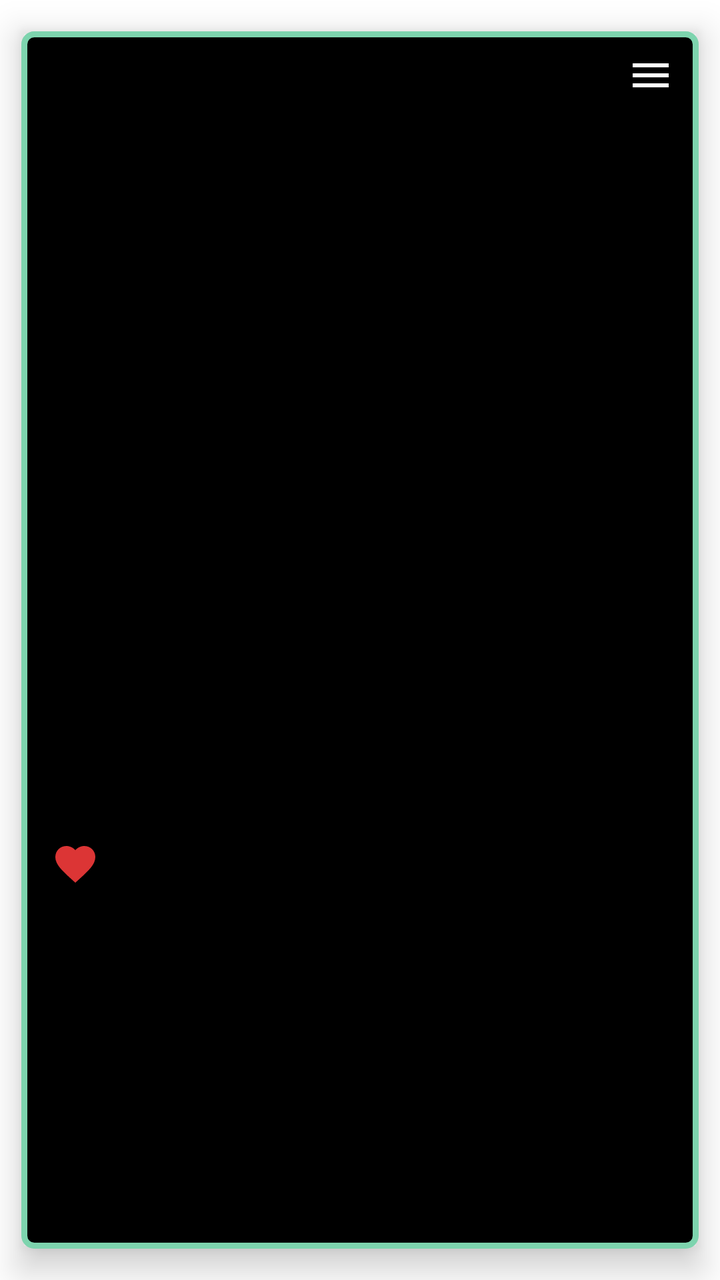
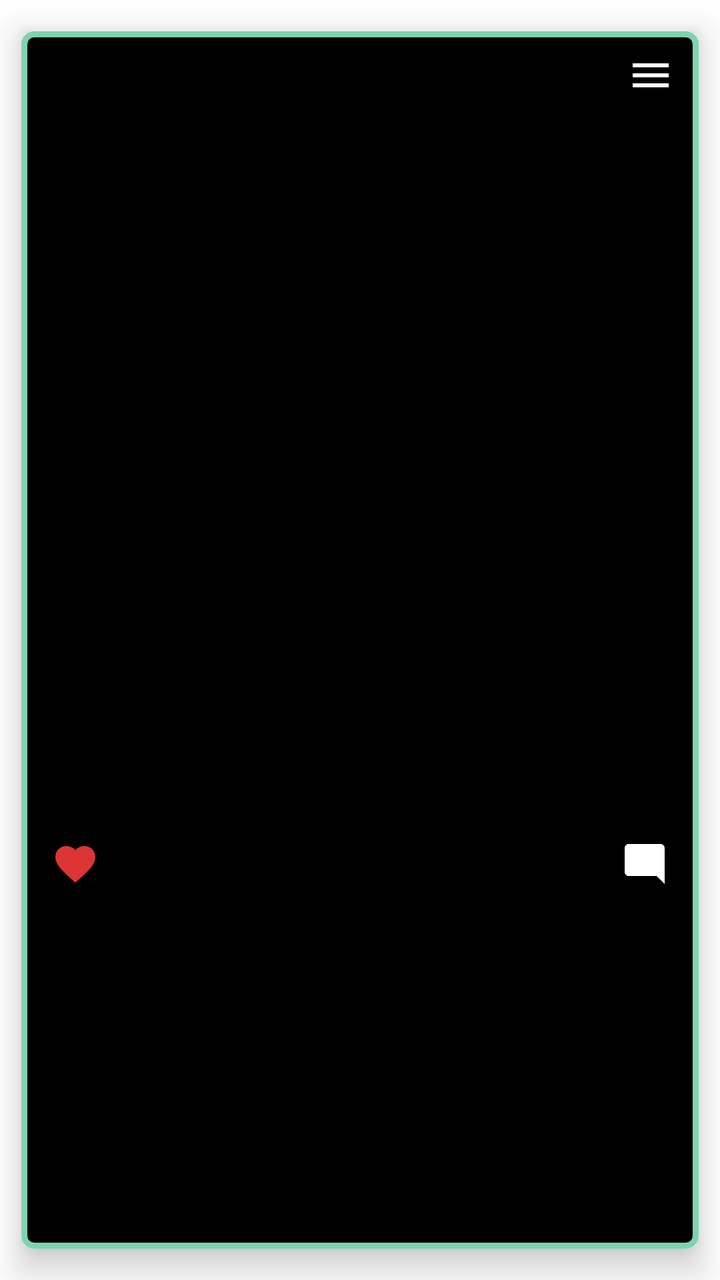

An Android layout rendered at two revisions. The XML below is the earlier revision; the diff shows what the commit changed to produce the second picture.
<!-- AndroidManifest.xml: fallback theme Theme.MaterialComponents.DayNight.NoActionBar -->
<!-- res/layout/userfeed_view_holder.xml -->
<?xml version="1.0" encoding="utf-8"?>
<androidx.cardview.widget.CardView
    xmlns:android="http://schemas.android.com/apk/res/android"
    xmlns:app="http://schemas.android.com/apk/res-auto"
    android:layout_width="match_parent"
    android:layout_height="wrap_content"
    app:cardElevation="10dp"
    app:cardUseCompatPadding="true"
    app:cardBackgroundColor="@android:color/transparent">

    <androidx.constraintlayout.widget.ConstraintLayout
        android:layout_width="match_parent"
        android:layout_height="match_parent"
        android:paddingBottom="10dp"
        android:background="@drawable/post_rounded_background">

        <ImageButton
            android:id="@+id/post_options_button"
            android:layout_width="wrap_content"
            android:layout_height="wrap_content"
            android:layout_marginTop="5dp"
            android:layout_marginEnd="7dp"
            android:background="?attr/selectableItemBackgroundBorderless"
            android:src="@drawable/ic_baseline_menu_24"
            android:padding="5dp"
            app:layout_constraintTop_toTopOf="parent"
            app:layout_constraintRight_toRightOf="parent"/>

        <ImageView
            android:id="@+id/user_feed_post_image"
            android:layout_width="0dp"
            android:layout_height="0dp"
            android:layout_marginLeft="3dp"
            android:layout_marginRight="3dp"
            app:layout_constraintDimensionRatio="H,16:9"
            app:layout_constraintEnd_toEndOf="parent"
            app:layout_constraintStart_toStartOf="parent"
            app:layout_constraintTop_toBottomOf="@+id/post_options_button"
            android:background="@color/black"/>

        <ImageView
            android:id="@+id/user_post_heart_image"
            android:layout_width="wrap_content"
            android:layout_height="wrap_content"
            android:layout_marginStart="15dp"
            android:layout_marginTop="8dp"
            android:src="@drawable/ic_heart_24"
            app:layout_constraintLeft_toLeftOf="parent"
            app:layout_constraintTop_toBottomOf="@id/user_feed_post_image"
            app:layout_constraintBottom_toBottomOf="parent"/>

        <TextView
            android:id="@+id/user_post_like_count"
            android:layout_width="wrap_content"
            android:layout_height="wrap_content"
            android:layout_marginStart="5dp"
            android:layout_marginTop="5dp"
            android:fontFamily="sans-serif-light"
            android:textSize="20sp"
            android:textColor="@color/white"
            android:background="@color/black"
            app:layout_constraintLeft_toRightOf="@id/user_post_heart_image"
            app:layout_constraintTop_toBottomOf="@id/user_feed_post_image"
            app:layout_constraintBottom_toBottomOf="parent"/>

        <TextView
            android:id="@+id/user_post_geo_location"
            android:layout_width="wrap_content"
            android:layout_height="wrap_content"
            android:layout_marginTop="5dp"
            android:layout_marginStart="10dp"
            android:fontFamily="sans-serif-light"
            android:textSize="20sp"
            android:textColor="@color/white"
            android:background="@color/black"
            app:layout_constraintTop_toTopOf="parent"
            app:layout_constraintBottom_toTopOf="@id/user_feed_post_image"
            app:layout_constraintLeft_toLeftOf="parent" />

    </androidx.constraintlayout.widget.ConstraintLayout>

</androidx.cardview.widget.CardView>
<!-- resources referenced by this layout -->
<resources>
  <color name="black">#FF000000</color>
  <color name="white">#FFFFFFFF</color>
  <!-- drawable ic_baseline_menu_24 (drawable) -->
  <vector android:height="24dp" android:tint="#FFFFFF"
      android:viewportHeight="24" android:viewportWidth="24"
      android:width="24dp" xmlns:android="http://schemas.android.com/apk/res/android">
      <path android:fillColor="@android:color/white" android:pathData="M3,18h18v-2L3,16v2zM3,13h18v-2L3,11v2zM3,6v2h18L21,6L3,6z"/>
  </vector>
  <!-- drawable ic_heart_24 (drawable) -->
  <vector xmlns:android="http://schemas.android.com/apk/res/android"
      android:width="24dp"
      android:height="24dp"
      android:viewportWidth="24.0"
      android:viewportHeight="24.0">
    <path
        android:fillColor="#DC3535"
        android:pathData="M12,21.35l-1.45,-1.32C5.4,15.36 2,12.28 2,8.5 2,5.42 4.42,3 7.5,3c1.74,0 3.41,0.81 4.5,2.09C13.09,3.81 14.76,3 16.5,3 19.58,3 22,5.42 22,8.5c0,3.78 -3.4,6.86 -8.55,11.54L12,21.35z"/>
  </vector>
  <!-- drawable post_rounded_background (drawable) -->
  <?xml version="1.0" encoding="utf-8"?>
  <selector xmlns:android="http://schemas.android.com/apk/res/android">
      <item>
          <shape>
              <solid android:color="@color/black"/>
              <stroke android:color="@color/persep_color" android:width="3dp"/>
              <corners android:radius="5dp"/>
          </shape>
      </item>
  </selector>
  <color name="persep_color">#7DD4AE</color>
</resources>

<!-- the commit's change to res/layout/userfeed_view_holder.xml (unified diff, before → after) -->
@@ -77,6 +77,31 @@
             app:layout_constraintBottom_toTopOf="@id/user_feed_post_image"
             app:layout_constraintLeft_toLeftOf="parent" />
 
+        <ImageView
+            android:id="@+id/user_post_comment_image"
+            android:layout_width="wrap_content"
+            android:layout_height="wrap_content"
+            android:layout_marginEnd="15dp"
+            android:layout_marginTop="8dp"
+            android:src="@drawable/ic_baseline_mode_comment_24"
+            app:layout_constraintRight_toRightOf="parent"
+            app:layout_constraintTop_toBottomOf="@id/user_feed_post_image"
+            app:layout_constraintBottom_toBottomOf="parent"/>
+
+        <TextView
+            android:id="@+id/user_post_comment_count"
+            android:layout_width="wrap_content"
+            android:layout_height="wrap_content"
+            android:layout_marginEnd="5dp"
+            android:layout_marginTop="5dp"
+            android:fontFamily="sans-serif-light"
+            android:textSize="20sp"
+            android:textColor="@color/white"
+            android:background="@color/black"
+            app:layout_constraintRight_toLeftOf="@id/user_post_comment_image"
+            app:layout_constraintTop_toBottomOf="@id/user_feed_post_image"
+            app:layout_constraintBottom_toBottomOf="parent"/>
+
     </androidx.constraintlayout.widget.ConstraintLayout>
 
 </androidx.cardview.widget.CardView>
<!-- resource entries referenced after the edit -->
@@ -7,6 +7,12 @@
       android:viewportHeight="24" android:viewportWidth="24"
       android:width="24dp" xmlns:android="http://schemas.android.com/apk/res/android">
       <path android:fillColor="@android:color/white" android:pathData="M3,18h18v-2L3,16v2zM3,13h18v-2L3,11v2zM3,6v2h18L21,6L3,6z"/>
+  </vector>
+  <!-- drawable ic_baseline_mode_comment_24 (drawable) -->
+  <vector android:height="24dp" android:tint="#FFFFFF"
+      android:viewportHeight="24" android:viewportWidth="24"
+      android:width="24dp" xmlns:android="http://schemas.android.com/apk/res/android">
+      <path android:fillColor="@android:color/white" android:pathData="M21.99,4c0,-1.1 -0.89,-2 -1.99,-2H4c-1.1,0 -2,0.9 -2,2v12c0,1.1 0.9,2 2,2h14l4,4 -0.01,-18z"/>
   </vector>
   <!-- drawable ic_heart_24 (drawable) -->
   <vector xmlns:android="http://schemas.android.com/apk/res/android"
